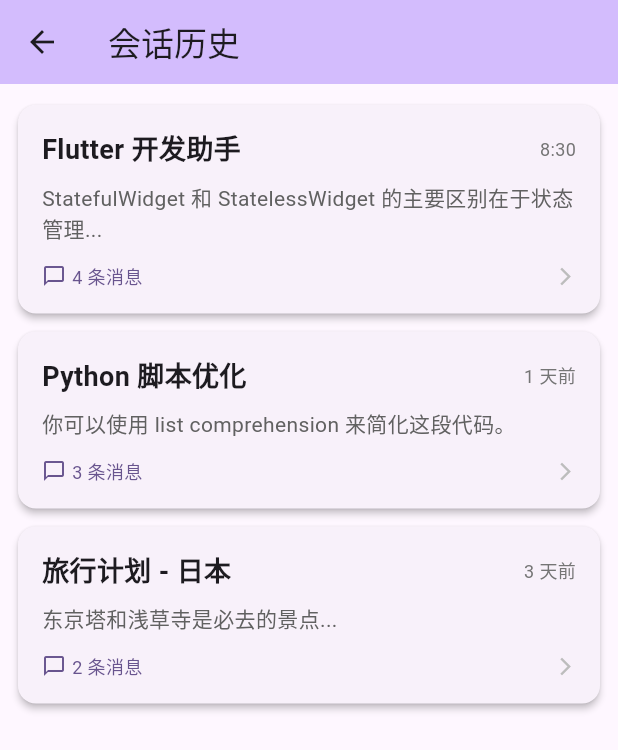
After one commit to could-ai/019acad3-d342-7d21-bcec-3f56817456fd, a Flutter app: the screen it shows after launch, after a tap on "查看历史会话", on a phone screen of 412 x 824 dp. The commit adds this screen. Shown: the top 750 px of the screen. Run offline on Flutter 3.47's test engine with Material 3 defaults, Android fonts, the phone set to English and light mode, and no system bars.

Commit message:
Created ChatSession model to represent a conversation history session, including id, title, timestamp, preview text, and the list of messages.; Created ChatHistoryScreen to display a list of past conversation sessions. Includes mock data generation and navigation to AgentChatScreen with specific session history.; Modified AgentChatScreen to accept initialMessages and chatTitle arguments. This allows the screen to display historical conversation data when navigated to from the history screen.; Updated main.dart to include the /history route and added a 'View Chat History' button to the home screen.

```diff
--- a/usr/lib/main.dart
+++ b/usr/lib/main.dart
@@ -1,5 +1,6 @@
 import 'package:flutter/material.dart';
 import 'screens/agent_chat_screen.dart';
+import 'screens/chat_history_screen.dart';
 
 void main() {
   runApp(const MyApp());
@@ -21,6 +22,7 @@ class MyApp extends StatelessWidget {
       routes: {
         '/': (context) => const MyHomePage(title: 'CouldAI Home'),
         '/agent': (context) => const AgentChatScreen(),
+        '/history': (context) => const ChatHistoryScreen(),
       },
     );
   }
@@ -68,8 +70,20 @@ class _MyHomePageState extends State<MyHomePage> {
                 Navigator.pushNamed(context, '/agent');
               },
               icon: const Icon(Icons.chat),
-              label: const Text('启动智能助手'),
+              label: const Text('启动新对话'),
               style: ElevatedButton.styleFrom(
+                padding: const EdgeInsets.symmetric(horizontal: 32, vertical: 16),
+                textStyle: const TextStyle(fontSize: 18),
+              ),
+            ),
+            const SizedBox(height: 16),
+            OutlinedButton.icon(
+              onPressed: () {
+                Navigator.pushNamed(context, '/history');
+              },
+              icon: const Icon(Icons.history),
+              label: const Text('查看历史会话'),
+              style: OutlinedButton.styleFrom(
                 padding: const EdgeInsets.symmetric(horizontal: 32, vertical: 16),
                 textStyle: const TextStyle(fontSize: 18),
               ),
--- /dev/null
+++ b/usr/lib/models/chat_session.dart
@@ -0,0 +1,17 @@
+import 'message.dart';
+
+class ChatSession {
+  final String id;
+  final String title;
+  final DateTime lastActive;
+  final String previewText;
+  final List<ChatMessage> messages;
+
+  ChatSession({
+    required this.id,
+    required this.title,
+    required this.lastActive,
+    required this.previewText,
+    required this.messages,
+  });
+}
--- a/usr/lib/screens/agent_chat_screen.dart
+++ b/usr/lib/screens/agent_chat_screen.dart
@@ -2,7 +2,14 @@ import 'package:flutter/material.dart';
 import '../models/message.dart';
 
 class AgentChatScreen extends StatefulWidget {
-  const AgentChatScreen({super.key});
+  final List<ChatMessage>? initialMessages;
+  final String? chatTitle;
+
+  const AgentChatScreen({
+    super.key,
+    this.initialMessages,
+    this.chatTitle,
+  });
 
   @override
   State<AgentChatScreen> createState() => _AgentChatScreenState();
@@ -17,7 +24,11 @@ class _AgentChatScreenState extends State<AgentChatScreen> {
   @override
   void initState() {
     super.initState();
-    // Add initial greeting
+
+    if (widget.initialMessages != null && widget.initialMessages!.isNotEmpty) {
+      _messages.addAll(widget.initialMessages!);
+    } else {
+      // Add initial greeting only if no history is provided
       _messages.add(
         ChatMessage(
           text: "你好！我是你的智能助手 Agent。有什么我可以帮你的吗？",
@@ -25,6 +36,14 @@ class _AgentChatScreenState extends State<AgentChatScreen> {
           timestamp: DateTime.now(),
         ),
       );
+    }
+
+    // Scroll to bottom after initial build
+    WidgetsBinding.instance.addPostFrameCallback((_) {
+      if (_scrollController.hasClients) {
+        _scrollController.jumpTo(_scrollController.position.maxScrollExtent);
+      }
+    });
   }
 
   void _handleSubmitted(String text) {
@@ -120,7 +139,7 @@ class _AgentChatScreenState extends State<AgentChatScreen> {
   Widget build(BuildContext context) {
     return Scaffold(
       appBar: AppBar(
-        title: const Text('智能助手 Agent'),
+        title: Text(widget.chatTitle ?? '智能助手 Agent'),
         backgroundColor: Theme.of(context).colorScheme.inversePrimary,
       ),
       body: Column(
--- /dev/null
+++ b/usr/lib/screens/chat_history_screen.dart
@@ -0,0 +1,198 @@
+import 'package:flutter/material.dart';
+import '../models/chat_session.dart';
+import '../models/message.dart';
+import 'agent_chat_screen.dart';
+
+class ChatHistoryScreen extends StatelessWidget {
+  const ChatHistoryScreen({super.key});
+
+  // Mock data for demonstration
+  List<ChatSession> _getMockSessions() {
+    return [
+      ChatSession(
+        id: '1',
+        title: 'Flutter 开发助手',
+        lastActive: DateTime.now().subtract(const Duration(hours: 2)),
+        previewText: 'StatefulWidget 和 StatelessWidget 的主要区别在于状态管理...',
+        messages: [
+          ChatMessage(
+            text: "你好，我想了解 Flutter 的基础知识。",
+            isUser: true,
+            timestamp: DateTime.now().subtract(const Duration(hours: 2, minutes: 10)),
+          ),
+          ChatMessage(
+            text: "你好！Flutter 是 Google 开发的 UI 工具包。你想了解哪方面？",
+            isUser: false,
+            timestamp: DateTime.now().subtract(const Duration(hours: 2, minutes: 9)),
+          ),
+          ChatMessage(
+            text: "StatefulWidget 和 StatelessWidget 有什么区别？",
+            isUser: true,
+            timestamp: DateTime.now().subtract(const Duration(hours: 2, minutes: 5)),
+          ),
+          ChatMessage(
+            text: "StatefulWidget 和 StatelessWidget 的主要区别在于状态管理。StatelessWidget 是不可变的，一旦构建就不能改变；而 StatefulWidget 持有状态对象，可以在运行时通过 setState 更新 UI。",
+            isUser: false,
+            timestamp: DateTime.now().subtract(const Duration(hours: 2)),
+          ),
+        ],
+      ),
+      ChatSession(
+        id: '2',
+        title: 'Python 脚本优化',
+        lastActive: DateTime.now().subtract(const Duration(days: 1)),
+        previewText: '你可以使用 list comprehension 来简化这段代码。',
+        messages: [
+          ChatMessage(
+            text: "帮我看下这段 Python 代码怎么优化。",
+            isUser: true,
+            timestamp: DateTime.now().subtract(const Duration(days: 1, hours: 1)),
+          ),
+          ChatMessage(
+            text: "没问题，请发送代码。",
+            isUser: false,
+            timestamp: DateTime.now().subtract(const Duration(days: 1, hours: 1)),
+          ),
+          ChatMessage(
+            text: "你可以使用 list comprehension 来简化这段代码，使其更具可读性且运行更快。",
+            isUser: false,
+            timestamp: DateTime.now().subtract(const Duration(days: 1)),
+          ),
+        ],
+      ),
+      ChatSession(
+        id: '3',
+        title: '旅行计划 - 日本',
+        lastActive: DateTime.now().subtract(const Duration(days: 3)),
+        previewText: '东京塔和浅草寺是必去的景点...',
+        messages: [
+          ChatMessage(
+            text: "给我一个东京 3 日游的计划。",
+            isUser: true,
+            timestamp: DateTime.now().subtract(const Duration(days: 3, hours: 5)),
+          ),
+          ChatMessage(
+            text: "好的，这是为您准备的东京 3 日游简要行程：\nDay 1: 浅草寺 & 晴空塔\nDay 2: 涩谷 & 原宿\nDay 3: 新宿 & 明治神宫",
+            isUser: false,
+            timestamp: DateTime.now().subtract(const Duration(days: 3, hours: 4)),
+          ),
+        ],
+      ),
+    ];
+  }
+
+  @override
+  Widget build(BuildContext context) {
+    final sessions = _getMockSessions();
+
+    return Scaffold(
+      appBar: AppBar(
+        title: const Text('会话历史'),
+        backgroundColor: Theme.of(context).colorScheme.inversePrimary,
+      ),
+      body: ListView.builder(
+        itemCount: sessions.length,
+        padding: const EdgeInsets.all(8),
+        itemBuilder: (context, index) {
+          final session = sessions[index];
+          return Card(
+            elevation: 2,
+            margin: const EdgeInsets.symmetric(vertical: 6, horizontal: 4),
+            child: InkWell(
+              borderRadius: BorderRadius.circular(12),
+              onTap: () {
+                Navigator.push(
+                  context,
+                  MaterialPageRoute(
+                    builder: (context) => AgentChatScreen(
+                      initialMessages: session.messages,
+                      chatTitle: session.title,
+                    ),
+                  ),
+                );
+              },
+              child: Padding(
+                padding: const EdgeInsets.all(16.0),
+                child: Column(
+                  crossAxisAlignment: CrossAxisAlignment.start,
+                  children: [
+                    Row(
+                      mainAxisAlignment: MainAxisAlignment.spaceBetween,
+                      children: [
+                        Expanded(
+                          child: Text(
+                            session.title,
+                            style: const TextStyle(
+                              fontSize: 18,
+                              fontWeight: FontWeight.bold,
+                            ),
+                            maxLines: 1,
+                            overflow: TextOverflow.ellipsis,
+                          ),
+                        ),
+                        Text(
+                          _formatDate(session.lastActive),
+                          style: TextStyle(
+                            color: Colors.grey[600],
+                            fontSize: 12,
+                          ),
+                        ),
+                      ],
+                    ),
+                    const SizedBox(height: 8),
+                    Text(
+                      session.previewText,
+                      style: TextStyle(
+                        color: Colors.grey[700],
+                        fontSize: 14,
+                      ),
+                      maxLines: 2,
+                      overflow: TextOverflow.ellipsis,
+                    ),
+                    const SizedBox(height: 12),
+                    Row(
+                      children: [
+                        Icon(
+                          Icons.chat_bubble_outline,
+                          size: 16,
+                          color: Theme.of(context).colorScheme.primary,
+                        ),
+                        const SizedBox(width: 4),
+                        Text(
+                          '${session.messages.length} 条消息',
+                          style: TextStyle(
+                            color: Theme.of(context).colorScheme.primary,
+                            fontSize: 12,
+                          ),
+                        ),
+                        const Spacer(),
+                        Icon(
+                          Icons.arrow_forward_ios,
+                          size: 14,
+                          color: Colors.grey[400],
+                        ),
+                      ],
+                    ),
+                  ],
+                ),
+              ),
+            ),
+          );
+        },
+      ),
+    );
+  }
+
+  String _formatDate(DateTime date) {
+    final now = DateTime.now();
+    final difference = now.difference(date);
+
+    if (difference.inDays == 0) {
+      return "${date.hour}:${date.minute.toString().padLeft(2, '0')}";
+    } else if (difference.inDays < 7) {
+      return "${difference.inDays} 天前";
+    } else {
+      return "${date.year}-${date.month}-${date.day}";
+    }
+  }
+}
```
Lines whose indentation alone changed are shown as unchanged.
